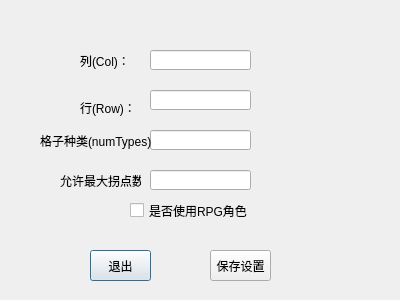
Qt form Fake-Link/settings.ui (Fancyyyf/Fake-Link-25Sep-VacationWork-) before a commit.
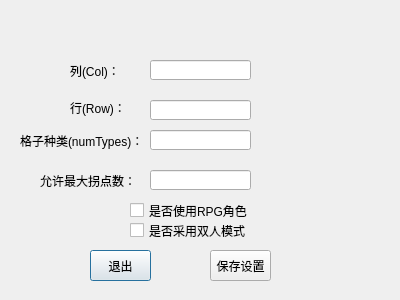
The same form after that commit.

Commit message: Double Character

Patch:
```diff
--- a/Fake-Link/settings.ui
+++ b/Fake-Link/settings.ui
@@ -43,7 +43,7 @@
    <property name="geometry">
     <rect>
      <x>150</x>
-     <y>50</y>
+     <y>60</y>
      <width>101</width>
      <height>20</height>
     </rect>
@@ -53,7 +53,7 @@
    <property name="geometry">
     <rect>
      <x>150</x>
-     <y>90</y>
+     <y>100</y>
      <width>101</width>
      <height>20</height>
     </rect>
@@ -72,8 +72,8 @@
   <widget class="QLabel" name="colLabel">
    <property name="geometry">
     <rect>
-     <x>80</x>
-     <y>50</y>
+     <x>70</x>
+     <y>60</y>
      <width>51</width>
      <height>21</height>
     </rect>
@@ -85,7 +85,7 @@
   <widget class="QLabel" name="rowLabel">
    <property name="geometry">
     <rect>
-     <x>80</x>
+     <x>70</x>
      <y>100</y>
      <width>51</width>
      <height>16</height>
@@ -98,9 +98,9 @@
   <widget class="QLabel" name="numTypeLabel">
    <property name="geometry">
     <rect>
-     <x>40</x>
+     <x>20</x>
      <y>130</y>
-     <width>111</width>
+     <width>131</width>
      <height>21</height>
     </rect>
    </property>
@@ -124,9 +124,9 @@
   <widget class="QLabel" name="turnsLabel">
    <property name="geometry">
     <rect>
-     <x>60</x>
+     <x>40</x>
      <y>170</y>
-     <width>81</width>
+     <width>111</width>
      <height>21</height>
     </rect>
    </property>
@@ -144,6 +144,19 @@
     </rect>
    </property>
   </widget>
+  <widget class="QCheckBox" name="doubleCharacterBox">
+   <property name="geometry">
+    <rect>
+     <x>130</x>
+     <y>220</y>
+     <width>121</width>
+     <height>21</height>
+    </rect>
+   </property>
+   <property name="text">
+    <string>是否采用双人模式</string>
+   </property>
+  </widget>
  </widget>
  <resources/>
  <connections/>
```
The commit also changes 23 other files.
